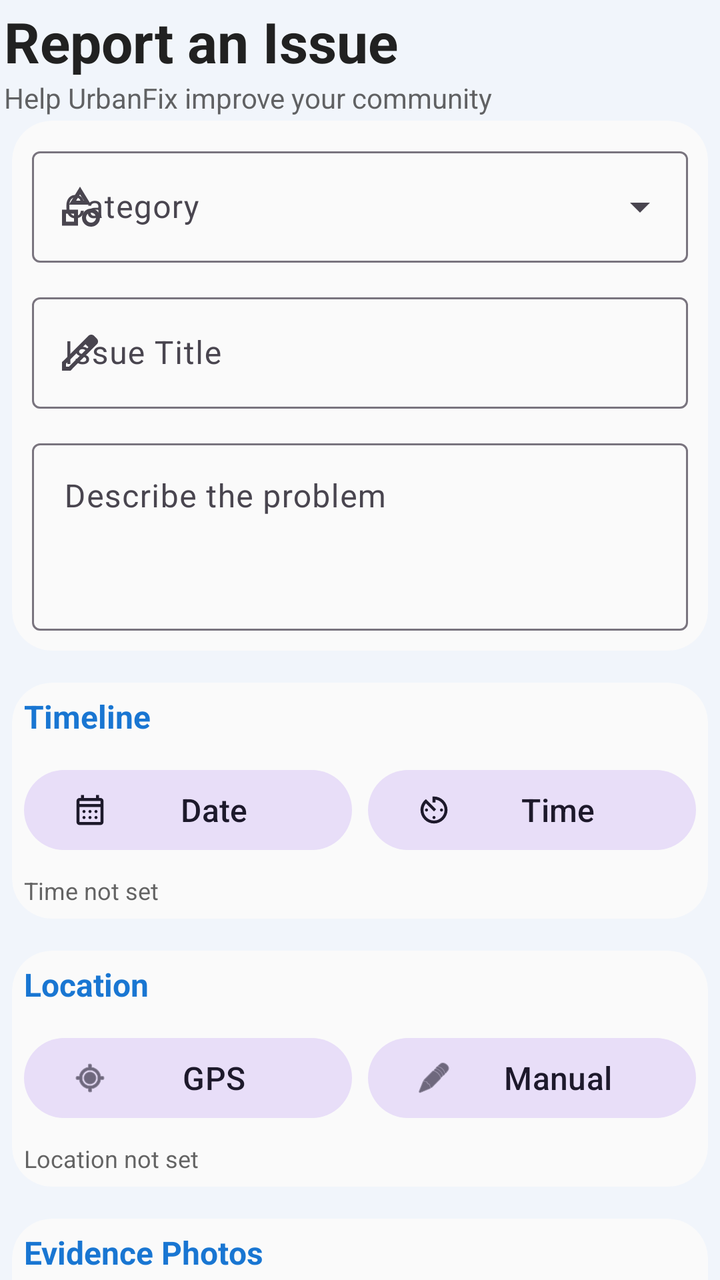
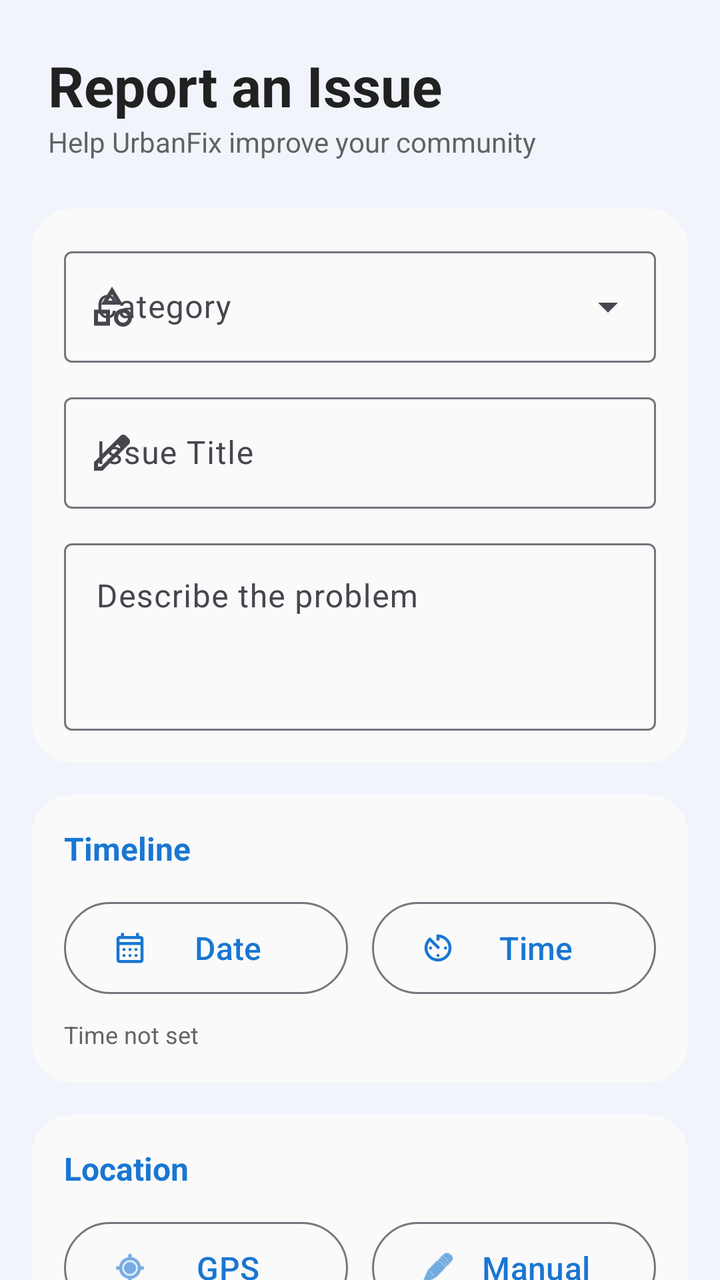

Screens rendered from an Android XML layout before and after an edit, with the pre-edit source and the edit as a unified diff.
<!-- AndroidManifest.xml: application theme Theme.Urbanfix -->
<!-- res/layout/fragment_report.xml -->
<?xml version="1.0" encoding="utf-8"?>
<androidx.constraintlayout.widget.ConstraintLayout xmlns:android="http://schemas.android.com/apk/res/android"
    xmlns:app="http://schemas.android.com/apk/res-auto"
    xmlns:tools="http://schemas.android.com/tools"
    android:layout_width="match_parent"
    android:layout_height="match_parent"
    android:background="?android:attr/windowBackground"> <LinearLayout
    android:id="@+id/headerLayout"
    android:layout_width="match_parent"
    android:layout_height="wrap_content"
    android:orientation="vertical"
    android:padding="2dp"
    app:layout_constraintTop_toTopOf="parent">

    <TextView
        android:layout_width="wrap_content"
        android:layout_height="wrap_content"
        android:text="Report an Issue"
        android:textColor="?attr/colorOnSurface"
        android:textSize="28sp"
        android:textStyle="bold" />

    <TextView
        android:layout_width="wrap_content"
        android:layout_height="wrap_content"
        android:alpha="0.7"
        android:text="Help UrbanFix improve your community"
        android:textColor="?attr/colorOnSurface"
        android:textSize="14sp" />
</LinearLayout>

    <ScrollView
        android:layout_width="match_parent"
        android:layout_height="0dp"
        android:fillViewport="true"
        android:scrollbars="none"
        app:layout_constraintBottom_toBottomOf="parent"
        app:layout_constraintTop_toBottomOf="@id/headerLayout">

        <LinearLayout
            android:layout_width="match_parent"
            android:layout_height="wrap_content"
            android:orientation="vertical"
            android:paddingHorizontal="6dp"
            android:paddingBottom="4dp">

            <com.google.android.material.card.MaterialCardView
                android:layout_width="match_parent"
                android:layout_height="wrap_content"
                android:layout_marginBottom="16dp"
                app:cardBackgroundColor="?attr/colorSurface"
                app:cardCornerRadius="20dp"
                android:padding="7dp"
                app:cardElevation="0dp"
                app:strokeWidth="0dp">

                <LinearLayout
                    android:layout_width="match_parent"
                    android:layout_height="wrap_content"
                    android:orientation="vertical"
                    android:padding="10dp">

                    <com.google.android.material.textfield.TextInputLayout
                        style="@style/Widget.Material3.TextInputLayout.OutlinedBox.ExposedDropdownMenu"
                        android:layout_width="match_parent"
                        android:layout_height="wrap_content"
                        android:hint="Category"
                        app:startIconDrawable="@drawable/ic_category">

                        <AutoCompleteTextView
                            android:id="@+id/categorySpinner"
                            android:layout_width="match_parent"
                            android:layout_height="wrap_content"
                            android:inputType="none"
                            android:textColor="?attr/colorOnSurface" />
                    </com.google.android.material.textfield.TextInputLayout>

                    <com.google.android.material.textfield.TextInputLayout
                        style="@style/Widget.Material3.TextInputLayout.OutlinedBox"
                        android:layout_width="match_parent"
                        android:layout_height="wrap_content"
                        android:layout_marginTop="12dp"
                        android:hint="Issue Title"
                        app:startIconDrawable="@drawable/ic_edit">

                        <com.google.android.material.textfield.TextInputEditText
                            android:id="@+id/etTitle"
                            android:layout_width="match_parent"
                            android:layout_height="wrap_content"
                            android:inputType="textCapSentences"
                            android:textColor="?attr/colorOnSurface" />
                    </com.google.android.material.textfield.TextInputLayout>

                    <com.google.android.material.textfield.TextInputLayout
                        style="@style/Widget.Material3.TextInputLayout.OutlinedBox"
                        android:layout_width="match_parent"
                        android:layout_height="wrap_content"
                        android:layout_marginTop="12dp"
                        android:hint="Describe the problem">

                        <com.google.android.material.textfield.TextInputEditText
                            android:id="@+id/etDescription"
                            android:layout_width="match_parent"
                            android:layout_height="wrap_content"
                            android:gravity="top"
                            android:inputType="textMultiLine"
                            android:minLines="3"
                            android:textColor="?attr/colorOnSurface" />
                    </com.google.android.material.textfield.TextInputLayout>
                </LinearLayout>
            </com.google.android.material.card.MaterialCardView>

            <com.google.android.material.card.MaterialCardView
                android:layout_width="match_parent"
                android:layout_height="wrap_content"
                android:layout_marginBottom="16dp"
                app:cardBackgroundColor="?attr/colorSurface"
                android:padding="7dp"
                app:cardCornerRadius="20dp"
                app:cardElevation="0dp"
                app:strokeWidth="0dp">

                <LinearLayout
                    android:layout_width="match_parent"
                    android:layout_height="wrap_content"
                    android:orientation="vertical"
                    android:padding="6dp">

                    <TextView
                        android:layout_width="wrap_content"
                        android:layout_height="wrap_content"
                        android:text="Timeline"
                        android:textStyle="bold"
                        android:textColor="?attr/colorPrimary" />

                    <LinearLayout
                        android:layout_width="match_parent"
                        android:layout_height="wrap_content"
                        android:layout_marginTop="12dp"
                        android:orientation="horizontal"
                        android:weightSum="2">

                        <com.google.android.material.button.MaterialButton
                            android:id="@+id/btnPickDate"
                            style="@style/Widget.Material3.Button.TonalButton"
                            android:layout_width="0dp"
                            android:layout_height="wrap_content"
                            android:layout_weight="1"
                            android:layout_marginEnd="4dp"
                            android:text="Date"
                            app:icon="@drawable/ic_calendar" />

                        <com.google.android.material.button.MaterialButton
                            android:id="@+id/btnPickTime"
                            style="@style/Widget.Material3.Button.TonalButton"
                            android:layout_width="0dp"
                            android:layout_height="wrap_content"
                            android:layout_weight="1"
                            android:layout_marginStart="4dp"
                            android:text="Time"
                            app:icon="@drawable/ic_timer" />
                    </LinearLayout>

                    <TextView
                        android:id="@+id/tvSelectedDateTime"
                        android:layout_width="wrap_content"
                        android:layout_height="wrap_content"
                        android:layout_marginTop="8dp"
                        android:alpha="0.7"
                        android:text="Time not set"
                        android:textColor="?attr/colorOnSurface"
                        android:textSize="12sp" />
                </LinearLayout>
            </com.google.android.material.card.MaterialCardView>

            <com.google.android.material.card.MaterialCardView
                android:layout_width="match_parent"
                android:layout_height="wrap_content"
                android:layout_marginBottom="16dp"
                app:cardBackgroundColor="?attr/colorSurface"
                android:padding="7dp"
                app:cardCornerRadius="20dp"
                app:cardElevation="0dp"
                app:strokeWidth="0dp">

                <LinearLayout
                    android:layout_width="match_parent"
                    android:layout_height="wrap_content"
                    android:orientation="vertical"
                    android:padding="6dp">

                    <TextView
                        android:layout_width="wrap_content"
                        android:layout_height="wrap_content"
                        android:text="Location"
                        android:textStyle="bold"
                        android:textColor="?attr/colorPrimary" />

                    <LinearLayout
                        android:layout_width="match_parent"
                        android:layout_height="wrap_content"
                        android:layout_marginTop="12dp"
                        android:orientation="horizontal"
                        android:weightSum="2">

                        <com.google.android.material.button.MaterialButton
                            android:id="@+id/btnCurrentLoc"
                            style="@style/Widget.Material3.Button.TonalButton"
                            android:layout_width="0dp"
                            android:layout_height="wrap_content"
                            android:layout_weight="1"
                            android:layout_marginEnd="4dp"
                            android:text="GPS"
                            app:icon="@android:drawable/ic_menu_mylocation" />

                        <com.google.android.material.button.MaterialButton
                            android:id="@+id/btnManualLoc"
                            style="@style/Widget.Material3.Button.TonalButton"
                            android:layout_width="0dp"
                            android:layout_height="wrap_content"
                            android:layout_weight="1"
                            android:layout_marginStart="4dp"
                            android:text="Manual"
                            app:icon="@android:drawable/ic_menu_edit" />
                    </LinearLayout>

                    <TextView
                        android:id="@+id/tvSelectedLocation"
                        android:layout_width="wrap_content"
                        android:layout_height="wrap_content"
                        android:layout_marginTop="8dp"
                        android:alpha="0.7"
                        android:text="Location not set"
                        android:textColor="?attr/colorOnSurface"
                        android:textSize="12sp" />
                </LinearLayout>
            </com.google.android.material.card.MaterialCardView>

            <com.google.android.material.card.MaterialCardView
                android:layout_width="match_parent"
                android:layout_height="wrap_content"
                android:layout_marginBottom="16dp"
                app:cardBackgroundColor="?attr/colorSurface"
                android:padding="7dp"
                app:cardCornerRadius="20dp"
                app:cardElevation="0dp"
                app:strokeWidth="0dp">

                <LinearLayout
                    android:layout_width="match_parent"
                    android:layout_height="wrap_content"
                    android:orientation="vertical"
                    android:padding="6dp">

                    <TextView
                        android:layout_width="wrap_content"
                        android:layout_height="wrap_content"
                        android:text="Evidence Photos"
                        android:textStyle="bold"
                        android:textColor="?attr/colorPrimary" />

                    <androidx.recyclerview.widget.RecyclerView
                        android:id="@+id/rvImagePreview"
                        android:layout_width="match_parent"
                        android:layout_height="wrap_content"
                        android:layout_marginTop="12dp"
                        android:orientation="horizontal"
                        app:layoutManager="androidx.recyclerview.widget.LinearLayoutManager"
                        tools:listitem="@layout/item_image" />

                    <LinearLayout
                        android:layout_width="match_parent"
                        android:layout_height="wrap_content"
                        android:layout_marginTop="12dp"
                        android:orientation="horizontal"
                        android:weightSum="2">

                        <com.google.android.material.button.MaterialButton
                            android:id="@+id/btnCamera"
                            style="@style/Widget.Material3.Button.OutlinedButton"
                            android:layout_width="0dp"
                            android:layout_height="54dp"
                            android:layout_weight="1"
                            android:layout_marginEnd="6dp"
                            android:text="Camera"
                            app:icon="@android:drawable/ic_menu_camera" />

                        <com.google.android.material.button.MaterialButton
                            android:id="@+id/btnGallery"
                            style="@style/Widget.Material3.Button.OutlinedButton"
                            android:layout_width="0dp"
                            android:layout_height="54dp"
                            android:layout_weight="1"
                            android:layout_marginStart="6dp"
                            android:text="Gallery"
                            app:icon="@android:drawable/ic_menu_gallery" />
                    </LinearLayout>
                </LinearLayout>
            </com.google.android.material.card.MaterialCardView>

            <TextView
                android:layout_width="wrap_content"
                android:layout_height="wrap_content"
                android:text="How urgent is this?"
                android:layout_marginStart="4dp"
                android:layout_marginBottom="8dp"
                android:textColor="?attr/colorOnSurface"
                android:textStyle="bold" />

            <com.google.android.material.button.MaterialButtonToggleGroup
                android:id="@+id/priorityToggle"
                android:layout_width="match_parent"
                android:layout_height="wrap_content"
                app:singleSelection="true"
                app:selectionRequired="true">

                <com.google.android.material.button.MaterialButton
                    android:id="@+id/btnLow"
                    style="@style/Widget.Material3.Button.OutlinedButton"
                    android:layout_width="0dp"
                    android:layout_height="wrap_content"
                    android:layout_weight="1"
                    android:text="Low" />

                <com.google.android.material.button.MaterialButton
                    android:id="@+id/btnMedium"
                    style="@style/Widget.Material3.Button.OutlinedButton"
                    android:layout_width="0dp"
                    android:layout_height="wrap_content"
                    android:layout_weight="1"
                    android:text="Standard" />

                <com.google.android.material.button.MaterialButton
                    android:id="@+id/btnHigh"
                    style="@style/Widget.Material3.Button.OutlinedButton"
                    android:layout_width="0dp"
                    android:layout_height="wrap_content"
                    android:layout_weight="1"
                    android:text="Urgent" />
            </com.google.android.material.button.MaterialButtonToggleGroup>

            <com.google.android.material.button.MaterialButton
                android:id="@+id/btnSubmit"
                android:layout_width="match_parent"
                android:layout_height="60dp"
                android:layout_marginTop="32dp"
                android:text="Submit Report"
                android:textStyle="bold"
                app:cornerRadius="16dp" />

        </LinearLayout>
    </ScrollView>
</androidx.constraintlayout.widget.ConstraintLayout>
<!-- res/layout/item_image.xml (included above) -->
<?xml version="1.0" encoding="utf-8"?>
<com.google.android.material.card.MaterialCardView
    xmlns:android="http://schemas.android.com/apk/res/android"
    xmlns:app="http://schemas.android.com/apk/res-auto"
    android:layout_width="100dp"
    android:layout_height="100dp"
    android:layout_margin="4dp"
    app:cardCornerRadius="8dp"
    app:cardElevation="2dp"
    app:strokeWidth="1dp"
    app:strokeColor="?attr/colorOutlineVariant">

    <FrameLayout
        android:layout_width="match_parent"
        android:layout_height="match_parent">

        <ImageView
            android:id="@+id/ivPreview"
            android:layout_width="match_parent"
            android:layout_height="match_parent"
            android:scaleType="centerCrop"
            android:src="@android:drawable/ic_menu_gallery" />

        <ImageButton
            android:id="@+id/btnRemoveImage"
            android:layout_width="24dp"
            android:layout_height="24dp"
            android:layout_gravity="top|end"
            android:layout_margin="4dp"
            android:background="@drawable/ic_cancel"
            android:backgroundTint="#B00020"
            android:contentDescription="Remove" />

    </FrameLayout>
</com.google.android.material.card.MaterialCardView>
<!-- resources referenced by this layout -->
<resources>
  <!-- drawable ic_cancel (drawable) -->
  <vector xmlns:android="http://schemas.android.com/apk/res/android" android:height="24dp" android:tint="#000000" android:viewportHeight="24" android:viewportWidth="24" android:width="24dp">
        
      <path android:fillColor="@android:color/white" android:pathData="M12,2C6.47,2 2,6.47 2,12s4.47,10 10,10 10,-4.47 10,-10S17.53,2 12,2zM17,15.59L15.59,17 12,13.41 8.41,17 7,15.59 10.59,12 7,8.41 8.41,7 12,10.59 15.59,7 17,8.41 13.41,12 17,15.59z"/>
      
  </vector>
  <!-- drawable ic_category (drawable) -->
  <vector xmlns:android="http://schemas.android.com/apk/res/android"
      android:width="24dp"
      android:height="24dp"
      android:viewportWidth="960"
      android:viewportHeight="960">
    <path
        android:pathData="m260,440 l220,-360 220,360L260,440ZM700,880q-75,0 -127.5,-52.5T520,700q0,-75 52.5,-127.5T700,520q75,0 127.5,52.5T880,700q0,75 -52.5,127.5T700,880ZM120,860v-320h320v320L120,860ZM700,800q42,0 71,-29t29,-71q0,-42 -29,-71t-71,-29q-42,0 -71,29t-29,71q0,42 29,71t71,29ZM200,780h160v-160L200,620v160ZM402,360h156l-78,-126 -78,126ZM480,360ZM360,620ZM700,700Z"
        android:fillColor="#e3e3e3"/>
  </vector>
  <!-- drawable ic_edit (drawable) -->
  <vector xmlns:android="http://schemas.android.com/apk/res/android"
      android:width="24dp"
      android:height="24dp"
      android:viewportWidth="960"
      android:viewportHeight="960">
    <path
        android:pathData="M200,760h57l391,-391 -57,-57 -391,391v57ZM120,840v-170l528,-527q12,-11 26.5,-17t30.5,-6q16,0 31,6t26,18l55,56q12,11 17.5,26t5.5,30q0,16 -5.5,30.5T817,313L290,840L120,840ZM760,256 L704,200 760,256ZM619,341 L591,312 648,369 619,341Z"
        android:fillColor="#e3e3e3"/>
  </vector>
  <!-- drawable ic_timer (drawable) -->
  <vector xmlns:android="http://schemas.android.com/apk/res/android"
      android:width="24dp"
      android:height="24dp"
      android:viewportWidth="960"
      android:viewportHeight="960">
    <path
        android:pathData="M340.5,811.5Q275,783 226,734t-77.5,-114.5Q120,554 120,480q0,-44 10,-85.5t29,-78q19,-36.5 45.5,-68T264,192l272,272 -56,56 -216,-216q-30,36 -47,80.5T200,480q0,116 82,198t198,82q116,0 198,-82t82,-198q0,-107 -68.5,-184.5T520,204v76h-80v-160h40q74,0 139.5,28.5T734,226q49,49 77.5,114.5T840,480q0,74 -28.5,139.5T734,734q-49,49 -114.5,77.5T480,840q-74,0 -139.5,-28.5ZM251.5,508.5Q240,497 240,480t11.5,-28.5Q263,440 280,440t28.5,11.5Q320,463 320,480t-11.5,28.5Q297,520 280,520t-28.5,-11.5ZM451.5,708.5Q440,697 440,680t11.5,-28.5Q463,640 480,640t28.5,11.5Q520,663 520,680t-11.5,28.5Q497,720 480,720t-28.5,-11.5ZM651.5,508.5Q640,497 640,480t11.5,-28.5Q663,440 680,440t28.5,11.5Q720,463 720,480t-11.5,28.5Q697,520 680,520t-28.5,-11.5Z"
        android:fillColor="#e3e3e3"/>
  </vector>
  <style name="Theme.Urbanfix" parent="Base.Theme.Urbanfix" />
  <style name="Base.Theme.Urbanfix" parent="Theme.Material3.DayNight.NoActionBar">
          <item name="colorPrimary">#1976D2</item>
          <item name="colorOnPrimary">#FFFFFF</item>
          <item name="colorSecondary">#42A5F5</item>
          <item name="colorOnSecondary">#FFFFFF</item>
  
          <item name="android:statusBarColor">#1976D2</item>
          <item name="android:windowLightStatusBar">false</item>
  
          <item name="android:windowBackground">@color/google_lavender_blue</item>
          <item name="colorSurface">@color/dark_white_card</item>
          <item name="colorOnSurface">#212121</item>
          <item name="colorSurfaceVariant">#ECEFF1</item>
  
          <item name="elevationOverlayEnabled">false</item>
  
          <item name="android:textSize">16sp</item>
      </style>
  <color name="google_lavender_blue">#F1F5FB</color>
  <color name="dark_white_card">#FAFAFA</color>
  <!-- unchanged entries left out for length: 1 -->
</resources>

<!-- the commit's change to res/layout/fragment_report.xml (unified diff, before → after) -->
@@ -4,30 +4,32 @@
     xmlns:tools="http://schemas.android.com/tools"
     android:layout_width="match_parent"
     android:layout_height="match_parent"
-    android:background="?android:attr/windowBackground"> <LinearLayout
-    android:id="@+id/headerLayout"
-    android:layout_width="match_parent"
-    android:layout_height="wrap_content"
-    android:orientation="vertical"
-    android:padding="2dp"
-    app:layout_constraintTop_toTopOf="parent">
-
-    <TextView
-        android:layout_width="wrap_content"
+    android:background="?android:attr/windowBackground">
+
+    <LinearLayout
+        android:id="@+id/headerLayout"
+        android:layout_width="match_parent"
         android:layout_height="wrap_content"
-        android:text="Report an Issue"
-        android:textColor="?attr/colorOnSurface"
-        android:textSize="28sp"
-        android:textStyle="bold" />
-
-    <TextView
-        android:layout_width="wrap_content"
-        android:layout_height="wrap_content"
-        android:alpha="0.7"
-        android:text="Help UrbanFix improve your community"
-        android:textColor="?attr/colorOnSurface"
-        android:textSize="14sp" />
-</LinearLayout>
+        android:orientation="vertical"
+        android:padding="24dp"
+        app:layout_constraintTop_toTopOf="parent">
+
+        <TextView
+            android:layout_width="wrap_content"
+            android:layout_height="wrap_content"
+            android:text="Report an Issue"
+            android:textColor="?attr/colorOnSurface"
+            android:textSize="28sp"
+            android:textStyle="bold" />
+
+        <TextView
+            android:layout_width="wrap_content"
+            android:layout_height="wrap_content"
+            android:alpha="0.7"
+            android:text="Help UrbanFix improve your community"
+            android:textColor="?attr/colorOnSurface"
+            android:textSize="14sp" />
+    </LinearLayout>
 
     <ScrollView
         android:layout_width="match_parent"
@@ -41,8 +43,8 @@
             android:layout_width="match_parent"
             android:layout_height="wrap_content"
             android:orientation="vertical"
-            android:paddingHorizontal="6dp"
-            android:paddingBottom="4dp">
+            android:paddingHorizontal="16dp"
+            android:paddingBottom="24dp">
 
             <com.google.android.material.card.MaterialCardView
                 android:layout_width="match_parent"
@@ -50,7 +52,6 @@
                 android:layout_marginBottom="16dp"
                 app:cardBackgroundColor="?attr/colorSurface"
                 app:cardCornerRadius="20dp"
-                android:padding="7dp"
                 app:cardElevation="0dp"
                 app:strokeWidth="0dp">
 
@@ -58,7 +59,7 @@
                     android:layout_width="match_parent"
                     android:layout_height="wrap_content"
                     android:orientation="vertical"
-                    android:padding="10dp">
+                    android:padding="16dp">
 
                     <com.google.android.material.textfield.TextInputLayout
                         style="@style/Widget.Material3.TextInputLayout.OutlinedBox.ExposedDropdownMenu"
@@ -115,7 +116,6 @@
                 android:layout_height="wrap_content"
                 android:layout_marginBottom="16dp"
                 app:cardBackgroundColor="?attr/colorSurface"
-                android:padding="7dp"
                 app:cardCornerRadius="20dp"
                 app:cardElevation="0dp"
                 app:strokeWidth="0dp">
@@ -124,7 +124,7 @@
                     android:layout_width="match_parent"
                     android:layout_height="wrap_content"
                     android:orientation="vertical"
-                    android:padding="6dp">
+                    android:padding="16dp">
 
                     <TextView
                         android:layout_width="wrap_content"
@@ -142,21 +142,21 @@
 
                         <com.google.android.material.button.MaterialButton
                             android:id="@+id/btnPickDate"
-                            style="@style/Widget.Material3.Button.TonalButton"
-                            android:layout_width="0dp"
-                            android:layout_height="wrap_content"
-                            android:layout_weight="1"
-                            android:layout_marginEnd="4dp"
+                            style="@style/Widget.Material3.Button.OutlinedButton"
+                            android:layout_width="0dp"
+                            android:layout_height="54dp"
+                            android:layout_weight="1"
+                            android:layout_marginEnd="6dp"
                             android:text="Date"
                             app:icon="@drawable/ic_calendar" />
 
                         <com.google.android.material.button.MaterialButton
                             android:id="@+id/btnPickTime"
-                            style="@style/Widget.Material3.Button.TonalButton"
-                            android:layout_width="0dp"
-                            android:layout_height="wrap_content"
-                            android:layout_weight="1"
-                            android:layout_marginStart="4dp"
+                            style="@style/Widget.Material3.Button.OutlinedButton"
+                            android:layout_width="0dp"
+                            android:layout_height="54dp"
+                            android:layout_weight="1"
+                            android:layout_marginStart="6dp"
                             android:text="Time"
                             app:icon="@drawable/ic_timer" />
                     </LinearLayout>
@@ -178,7 +178,6 @@
                 android:layout_height="wrap_content"
                 android:layout_marginBottom="16dp"
                 app:cardBackgroundColor="?attr/colorSurface"
-                android:padding="7dp"
                 app:cardCornerRadius="20dp"
                 app:cardElevation="0dp"
                 app:strokeWidth="0dp">
@@ -187,7 +186,7 @@
                     android:layout_width="match_parent"
                     android:layout_height="wrap_content"
                     android:orientation="vertical"
-                    android:padding="6dp">
+                    android:padding="16dp">
 
                     <TextView
                         android:layout_width="wrap_content"
@@ -205,21 +204,21 @@
 
                         <com.google.android.material.button.MaterialButton
                             android:id="@+id/btnCurrentLoc"
-                            style="@style/Widget.Material3.Button.TonalButton"
-                            android:layout_width="0dp"
-                            android:layout_height="wrap_content"
-                            android:layout_weight="1"
-                            android:layout_marginEnd="4dp"
+                            style="@style/Widget.Material3.Button.OutlinedButton"
+                            android:layout_width="0dp"
+                            android:layout_height="54dp"
+                            android:layout_weight="1"
+                            android:layout_marginEnd="6dp"
                             android:text="GPS"
                             app:icon="@android:drawable/ic_menu_mylocation" />
 
                         <com.google.android.material.button.MaterialButton
                             android:id="@+id/btnManualLoc"
-                            style="@style/Widget.Material3.Button.TonalButton"
-                            android:layout_width="0dp"
-                            android:layout_height="wrap_content"
-                            android:layout_weight="1"
-                            android:layout_marginStart="4dp"
+                            style="@style/Widget.Material3.Button.OutlinedButton"
+                            android:layout_width="0dp"
+                            android:layout_height="54dp"
+                            android:layout_weight="1"
+                            android:layout_marginStart="6dp"
                             android:text="Manual"
                             app:icon="@android:drawable/ic_menu_edit" />
                     </LinearLayout>
@@ -241,7 +240,6 @@
                 android:layout_height="wrap_content"
                 android:layout_marginBottom="16dp"
                 app:cardBackgroundColor="?attr/colorSurface"
-                android:padding="7dp"
                 app:cardCornerRadius="20dp"
                 app:cardElevation="0dp"
                 app:strokeWidth="0dp">
@@ -250,7 +248,7 @@
                     android:layout_width="match_parent"
                     android:layout_height="wrap_content"
                     android:orientation="vertical"
-                    android:padding="6dp">
+                    android:padding="16dp">
 
                     <TextView
                         android:layout_width="wrap_content"
@@ -311,6 +309,7 @@
                 android:id="@+id/priorityToggle"
                 android:layout_width="match_parent"
                 android:layout_height="wrap_content"
+                android:layout_marginBottom="24dp"
                 app:singleSelection="true"
                 app:selectionRequired="true">
 
@@ -343,7 +342,6 @@
                 android:id="@+id/btnSubmit"
                 android:layout_width="match_parent"
                 android:layout_height="60dp"
-                android:layout_marginTop="32dp"
                 android:text="Submit Report"
                 android:textStyle="bold"
                 app:cornerRadius="16dp" />
